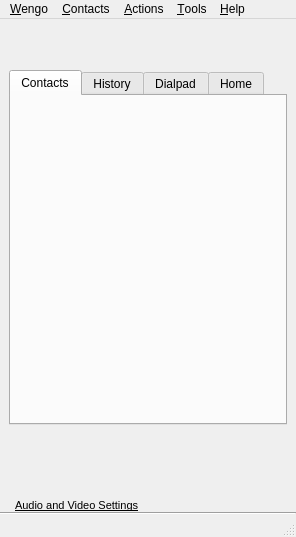
Qt form wengophone/src/presentation/qt/WengoPhoneWindow.ui (tkrotoff/WengoPhone) before a commit.
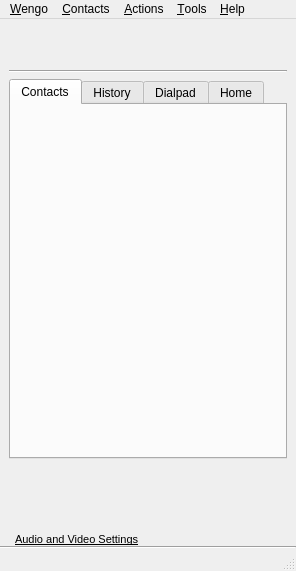
The same form after that commit. Icons and pictures are not drawn.

What changed in the file:
```diff
--- a/wengophone/src/presentation/qt/WengoPhoneWindow.ui
+++ b/wengophone/src/presentation/qt/WengoPhoneWindow.ui
@@ -9,7 +9,7 @@
     <x>0</x>
     <y>0</y>
     <width>296</width>
-    <height>537</height>
+    <height>571</height>
    </rect>
   </property>
   <property name="windowTitle" >
@@ -41,7 +41,7 @@
        <property name="spacing" >
         <number>6</number>
        </property>
-       <item row="0" column="0" >
+       <item row="1" column="0" >
         <widget class="QTabWidget" name="tabWidget" >
          <property name="autoFillBackground" >
           <bool>false</bool>
@@ -68,6 +68,13 @@
          </widget>
         </widget>
        </item>
+       <item row="0" column="0" >
+        <widget class="Line" name="line_2" >
+         <property name="orientation" >
+          <enum>Qt::Horizontal</enum>
+         </property>
+        </widget>
+       </item>
       </layout>
      </widget>
     </item>
@@ -437,7 +444,7 @@
    <property name="geometry" >
     <rect>
      <x>0</x>
-     <y>518</y>
+     <y>552</y>
      <width>296</width>
      <height>19</height>
     </rect>
```
Left out of the diff: 2 changed lines with no effect on the pictures.
